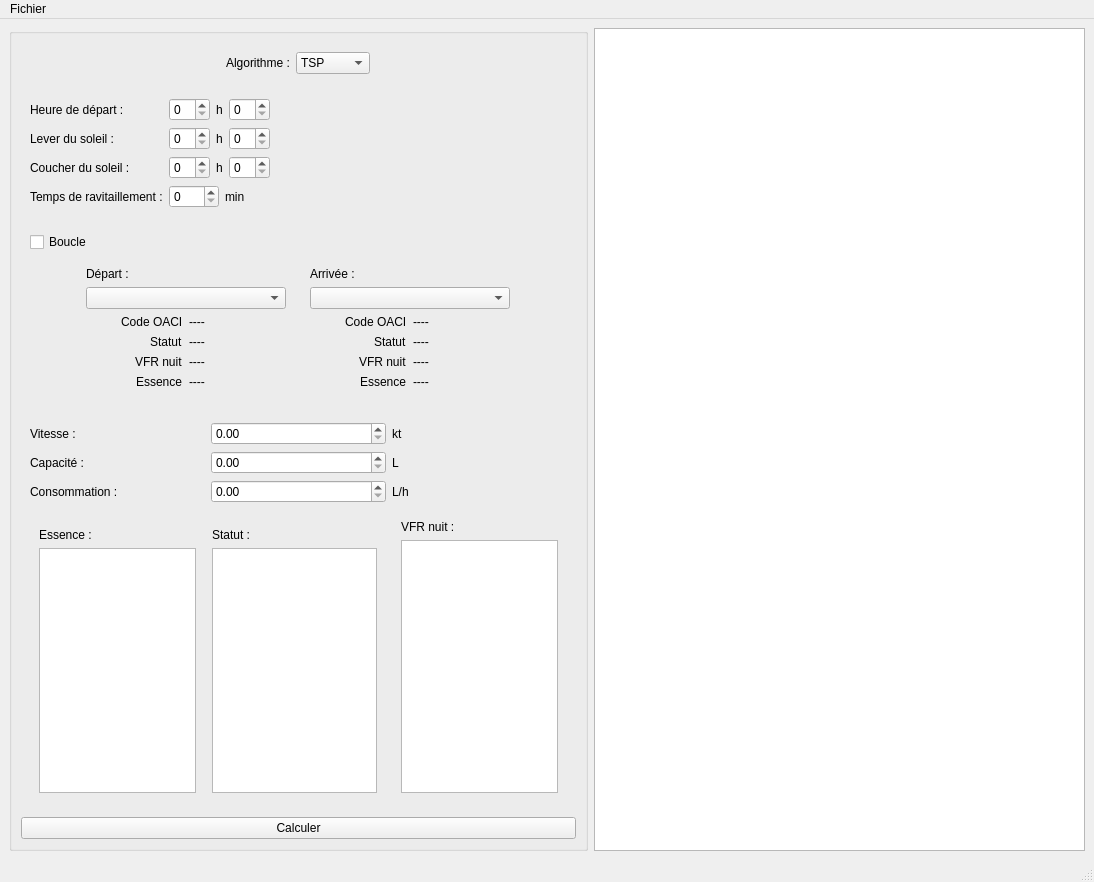
First picture: the form in Interface_Graphique/mainwindowtest.ui, repository Akahara/FlightPath, before the edit.
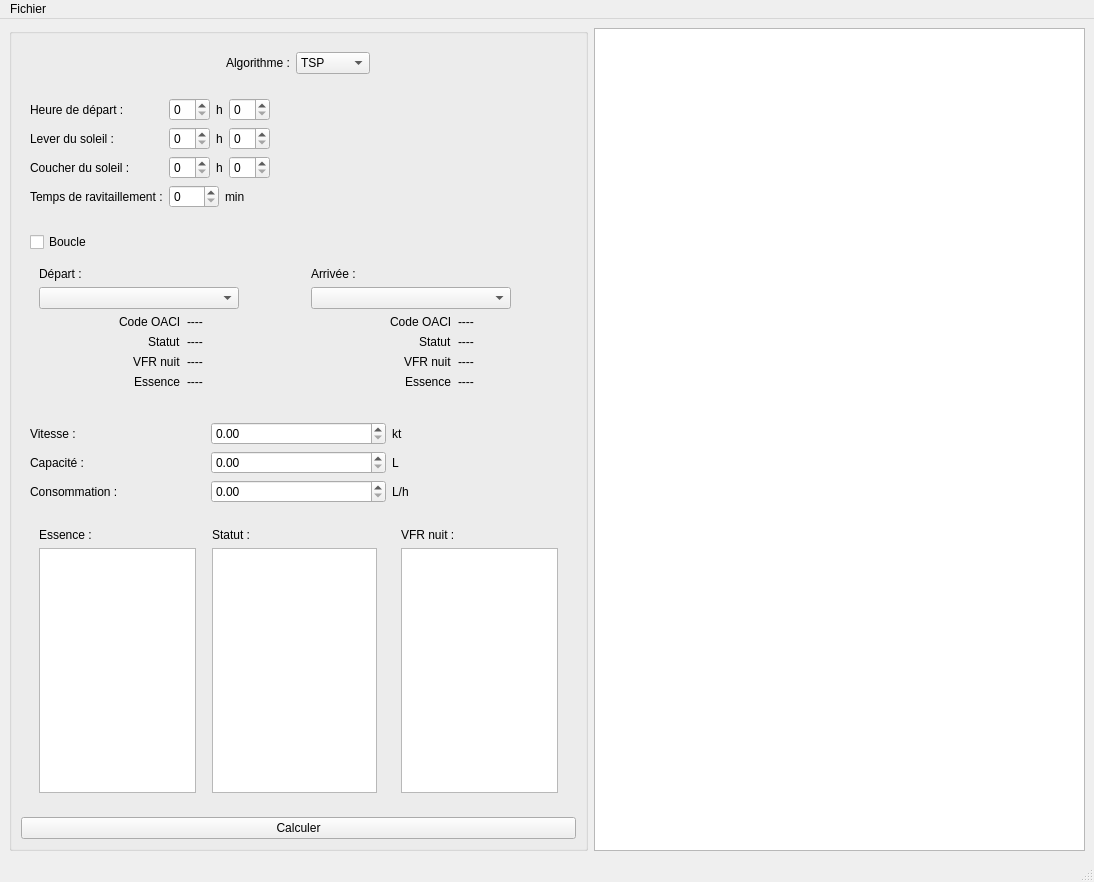
Second picture: the form after the edit.

Patch:
```diff
--- a/Interface_Graphique/mainwindowtest.ui
+++ b/Interface_Graphique/mainwindowtest.ui
@@ -355,7 +355,7 @@
          </layout>
         </widget>
        </item>
-       <item alignment="Qt::AlignHCenter">
+       <item>
         <widget class="QWidget" name="choixDepartArrivee" native="true">
          <property name="sizePolicy">
           <sizepolicy hsizetype="Preferred" vsizetype="Fixed">
@@ -702,7 +702,7 @@
            <number>1</number>
           </property>
           <item>
-           <widget class="QWidget" name="" native="true">
+           <widget class="QWidget" name="widget" native="true">
             <property name="sizePolicy">
              <sizepolicy hsizetype="Preferred" vsizetype="Preferred">
               <horstretch>0</horstretch>
@@ -790,7 +790,7 @@
             </property>
             <layout class="QVBoxLayout" name="VFRView">
              <property name="topMargin">
-              <number>1</number>
+              <number>9</number>
              </property>
              <item>
               <widget class="QLabel" name="label_34">
@@ -802,11 +802,14 @@
              <item>
               <widget class="QTableView" name="VFRViewTable">
                <property name="sizePolicy">
-                <sizepolicy hsizetype="Preferred" vsizetype="Expanding">
+                <sizepolicy hsizetype="Expanding" vsizetype="Expanding">
                  <horstretch>0</horstretch>
                  <verstretch>0</verstretch>
                 </sizepolicy>
                </property>
+               <attribute name="verticalHeaderVisible">
+                <bool>false</bool>
+               </attribute>
               </widget>
              </item>
             </layout>
```
Left out of the diff: 78 changed lines with no effect on the pictures.
